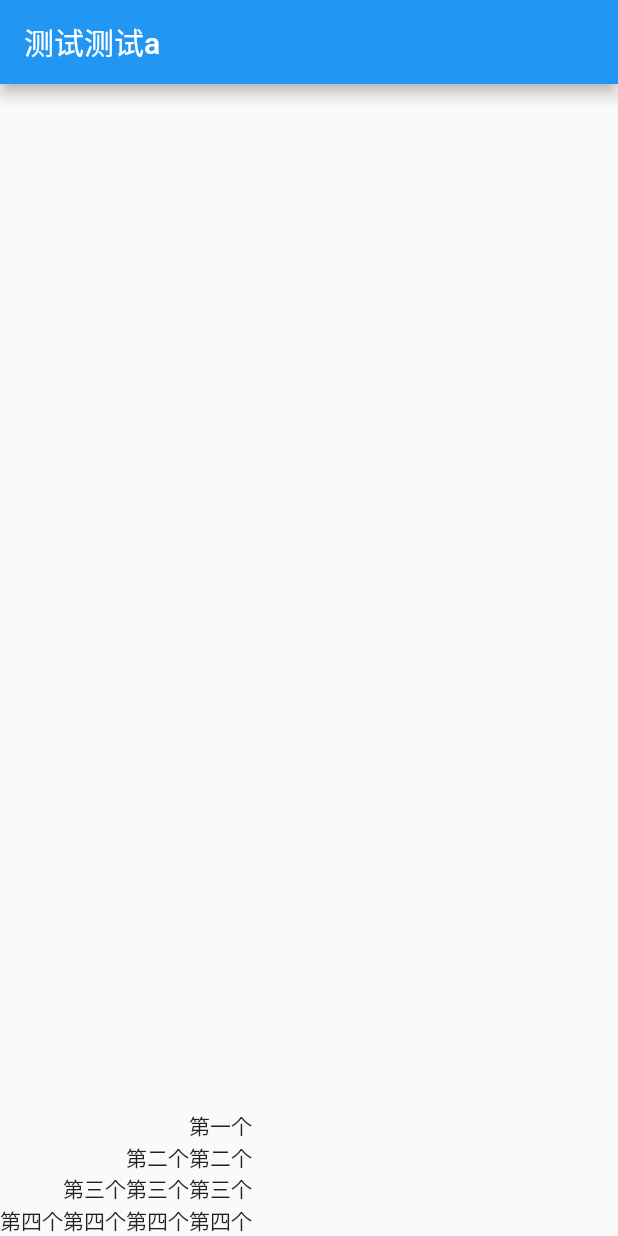
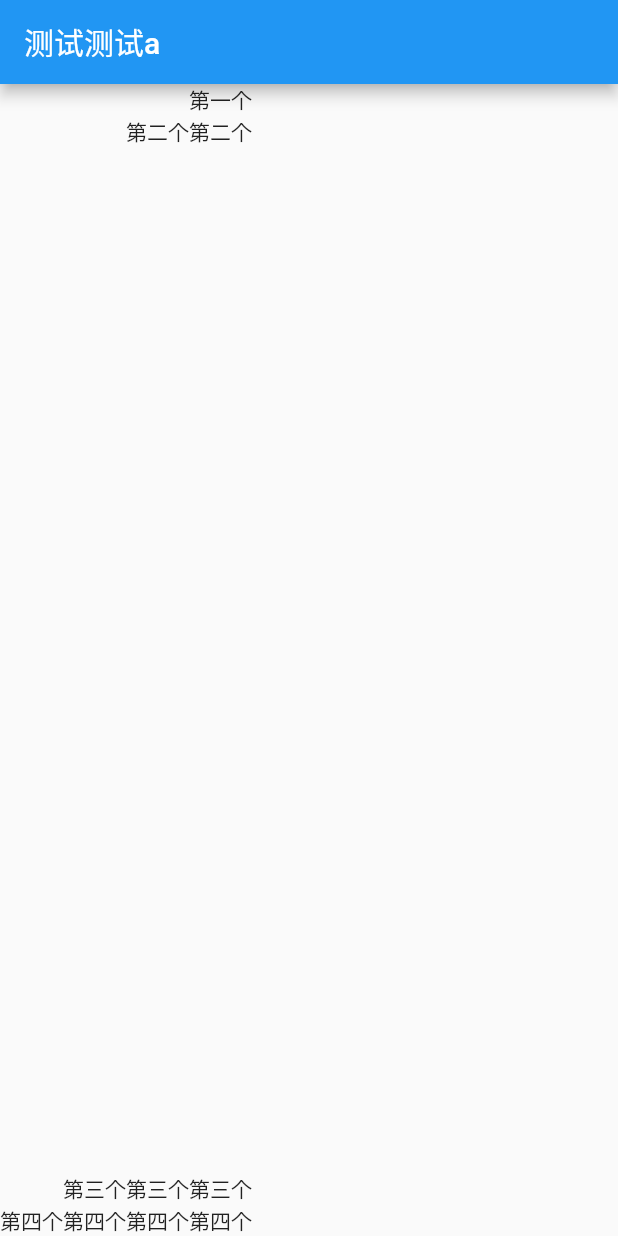
Before and after one commit to zx107532/flutterDome, a Flutter app: the screen it shows after launch, on a phone screen of 412 x 824 dp. Run offline on Flutter 3.47's test engine with Material 2 defaults, Android fonts, the phone set to English and light mode, and no system bars.

Commit message:
灵活垂直布局

```diff
--- a/lib/main.dart
+++ b/lib/main.dart
@@ -158,7 +158,7 @@ class  ColumnWidget extends StatelessWidget {
       mainAxisAlignment: MainAxisAlignment.end, // 主轴设置
       children: <Widget>[
         Text('第一个'),
-        Text('第二个第二个'),
+        Expanded(child: Text('第二个第二个')),
         Text('第三个第三个第三个'),
         Text('第四个第四个第四个第四个'),
       ],
```
